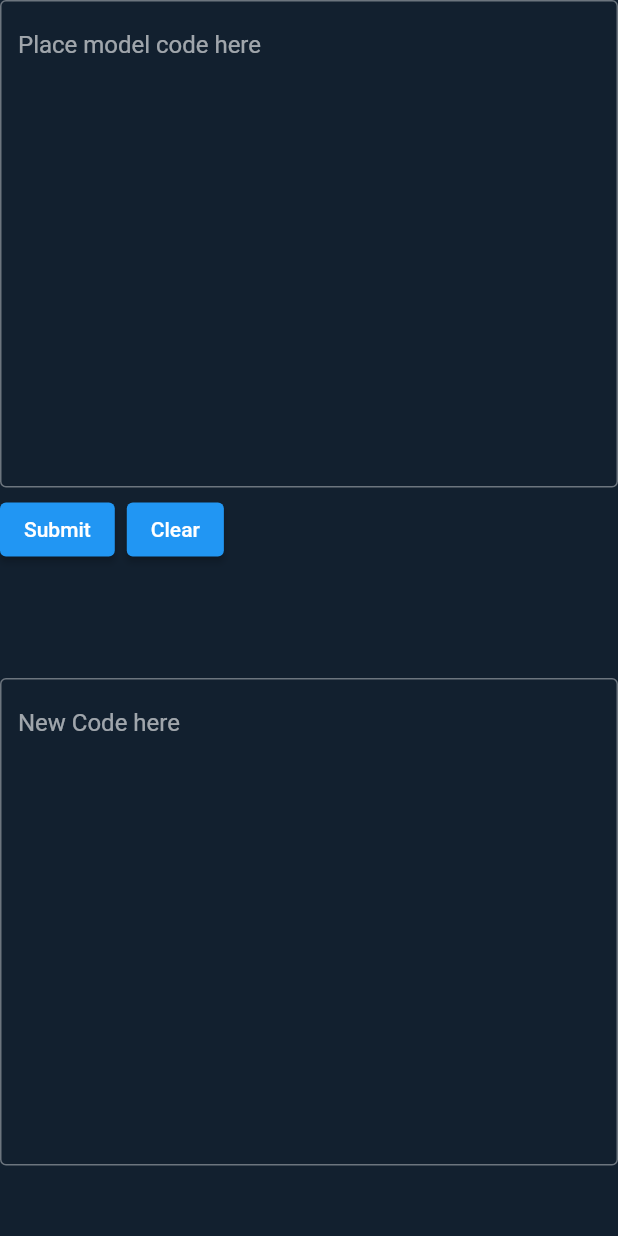
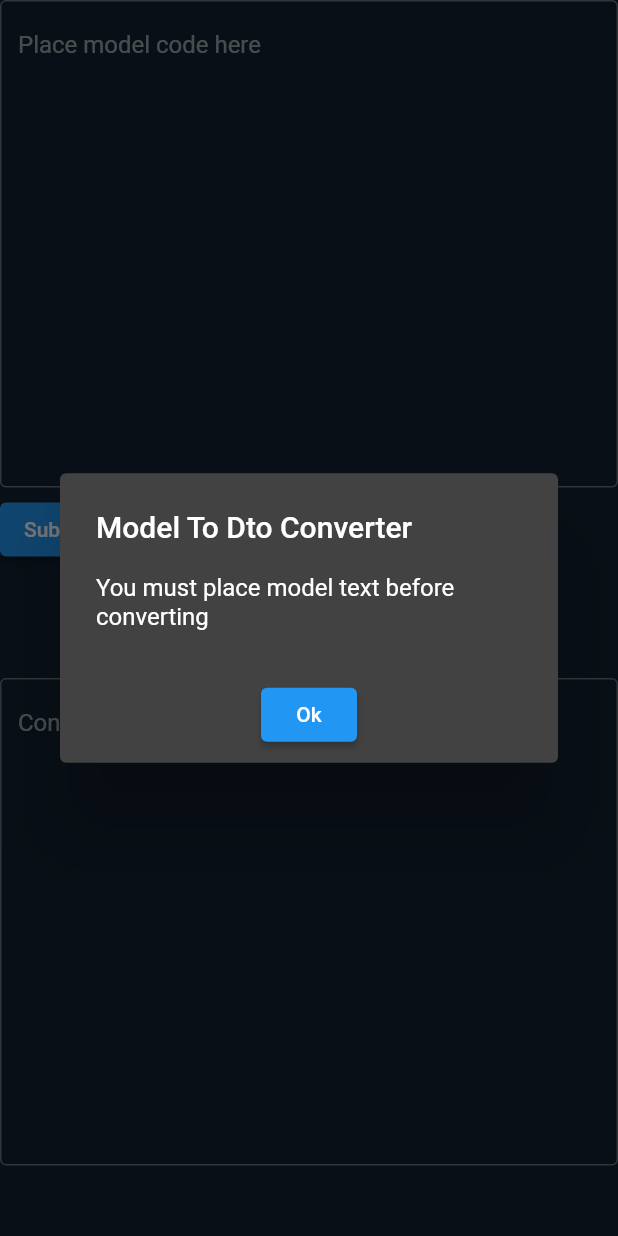
Before and after one commit to darius35150/modelConverter, a Flutter app: the screen it shows after launch, after a tap on "Submit", on a phone screen of 412 x 824 dp. Run offline on Flutter 3.47's test engine with Material 2 defaults, Android fonts, the phone set to English and light mode, and no system bars.

Commit message:
Added notification if submit button is pressed before entering in model code.

```diff
--- a/lib/home/home.dart
+++ b/lib/home/home.dart
@@ -15,8 +15,36 @@ class _MyNewWidget extends State<MyWidget> {
 
   convertData() {
     setState(() {
-      convert = Convert(inputTextFormFieldController);
-      outputTexTFormFieldController.text = convert.convertModelToDto();
+      if(inputTextFormFieldController.text.isEmpty) {
+        showDialog<void>(
+          context: context,
+          barrierDismissible: false,
+          builder: (BuildContext context) {
+            return AlertDialog(
+              title: const Text('Model To Dto Converter'),
+              content: const SingleChildScrollView(
+                child: ListBody(
+                  children: <Widget>[
+                    Text('You must place model text before converting'),
+                  ],
+                ),
+              ),
+              actions: <Widget>[
+                Center(
+                    child: ElevatedButton(
+                      child: const Text('Ok'),
+                      onPressed: () {
+                        Navigator.of(context).pop();
+                      },
+                    )),
+              ],
+            );
+          },
+        );
+      }else{
+        convert = Convert(inputTextFormFieldController);
+        outputTexTFormFieldController.text = convert.convertModelToDto();
+      }
     });
   }
 
@@ -59,7 +87,7 @@ class _MyNewWidget extends State<MyWidget> {
               maxLines: 15,
               controller: outputTexTFormFieldController,
               decoration: const InputDecoration(
-                  border: OutlineInputBorder(), hintText: 'New Code here')))
+                  border: OutlineInputBorder(), hintText: 'Converted Dto Code shows here')))
     ]);
   }
 }
```
